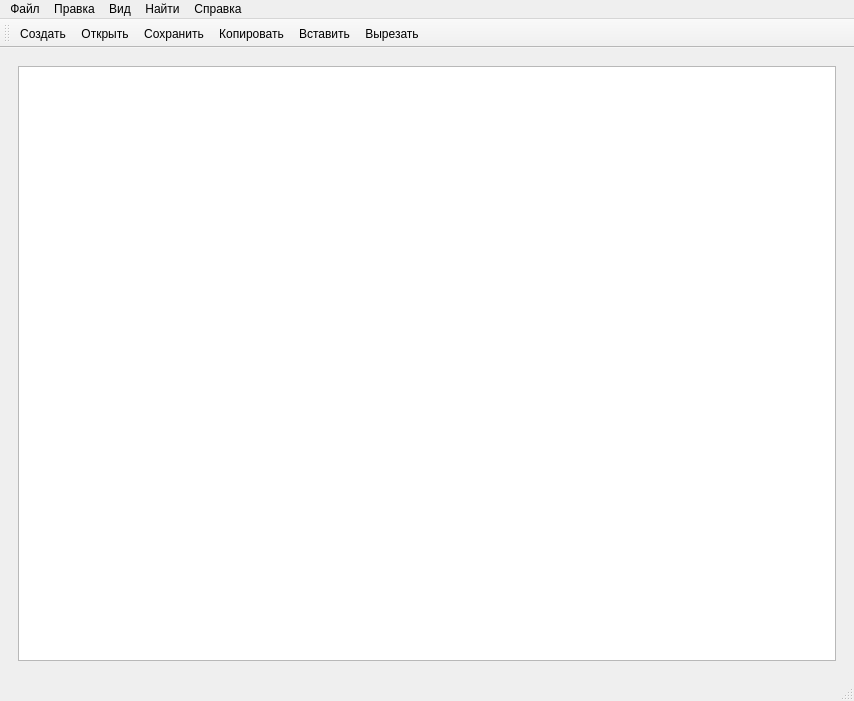
Before: the Qt Designer form notepad.ui in wannabedigital/qt-simple-notepad, drawn with Qt 5.
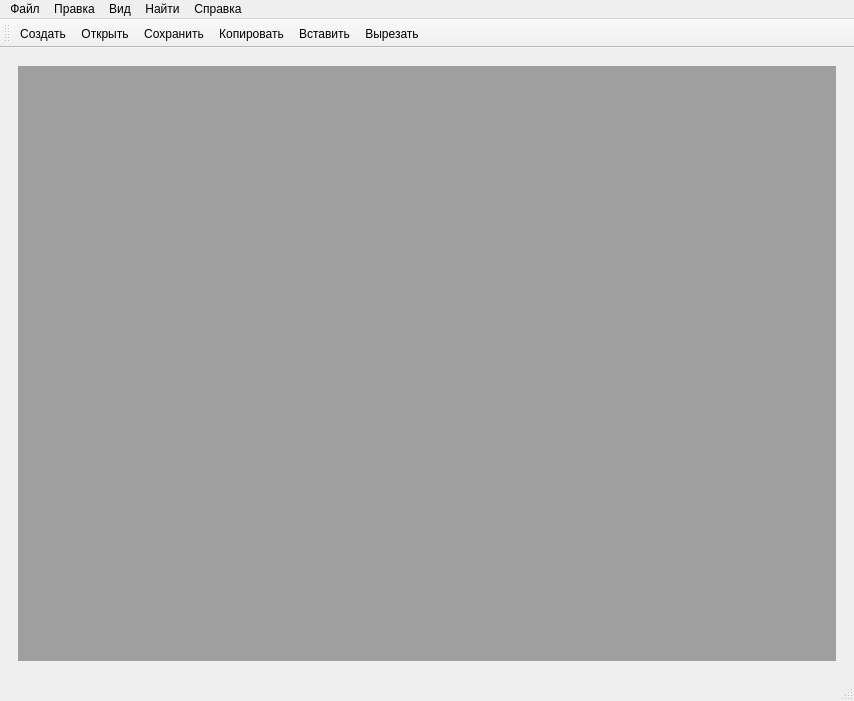
After: the same form once the commit is applied.

Commit message: feat: replace QTextEdit with QMdiArea

Patch:
```diff
--- a/notepad.ui
+++ b/notepad.ui
@@ -37,7 +37,7 @@
      <widget class="QWidget" name="widget" native="true">
       <layout class="QHBoxLayout" name="horizontalLayout">
        <item>
-        <widget class="QTextEdit" name="textEdit"/>
+        <widget class="QMdiArea" name="mdiArea"/>
        </item>
       </layout>
      </widget>
```
Left out of the diff: 28 changed lines with no effect on the pictures. The commit also changes 10 other files.
